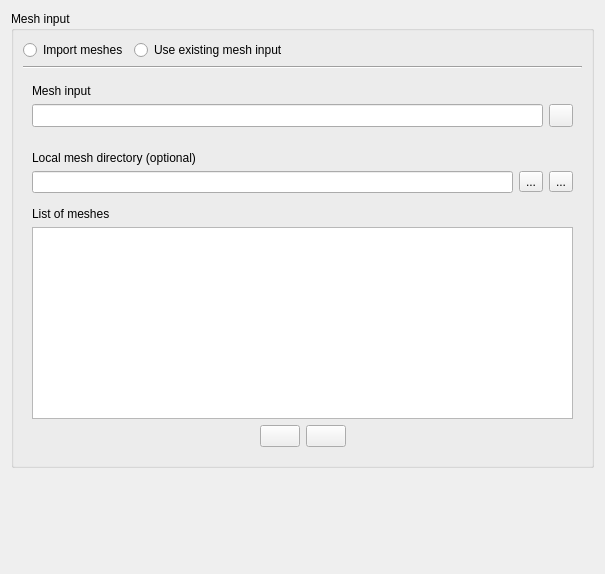
First picture: the form in gui/Pages/SolutionDomainForm.ui, repository code-saturne/code_saturne, before the edit.
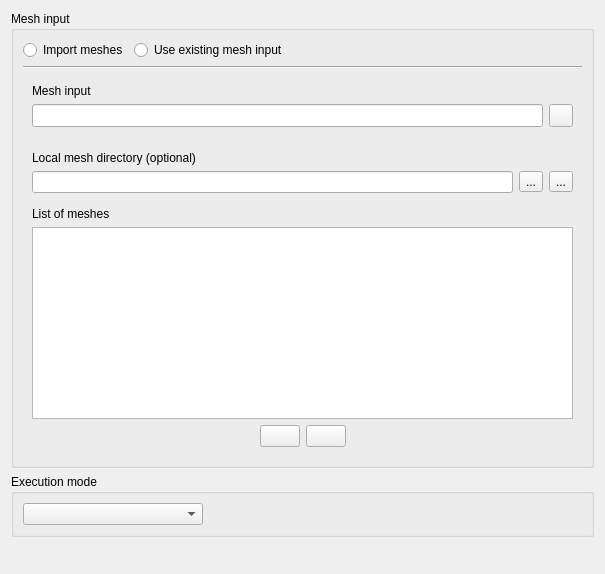
Second picture: the form after the edit. Icons and pictures are not drawn.

Commit message: GUI: remove preprocessor/calculation modes and replace by run type in Mesh page.

Diff of the .ui file:
```diff
--- a/gui/Pages/SolutionDomainForm.ui
+++ b/gui/Pages/SolutionDomainForm.ui
@@ -20,7 +20,7 @@
    <string>Form</string>
   </property>
   <layout class="QGridLayout" name="gridLayout_7">
-   <item row="1" column="0">
+   <item row="2" column="0">
     <spacer>
      <property name="orientation">
       <enum>Qt::Vertical</enum>
@@ -328,6 +328,41 @@
      </layout>
     </widget>
    </item>
+   <item row="1" column="0">
+    <widget class="QGroupBox" name="groupBox">
+     <property name="toolTip">
+      <string>&lt;html&gt;&lt;head/&gt;&lt;body&gt;&lt;p&gt;Allow running mesh import and preprocessing stages separately&lt;/p&gt;&lt;p&gt;from CFD computation, so as to check the mesh and possibly&lt;/p&gt;&lt;p&gt;modify it prior to setting up an running the main computation.&lt;/p&gt;&lt;/body&gt;&lt;/html&gt;</string>
+     </property>
+     <property name="title">
+      <string>Execution mode</string>
+     </property>
+     <layout class="QGridLayout" name="gridLayout">
+      <item row="0" column="0">
+       <widget class="QComboBox" name="comboBoxRunType">
+        <property name="minimumSize">
+         <size>
+          <width>180</width>
+          <height>0</height>
+         </size>
+        </property>
+       </widget>
+      </item>
+      <item row="0" column="1">
+       <spacer name="horizontalSpacer_2">
+        <property name="orientation">
+         <enum>Qt::Horizontal</enum>
+        </property>
+        <property name="sizeHint" stdset="0">
+         <size>
+          <width>40</width>
+          <height>20</height>
+         </size>
+        </property>
+       </spacer>
+      </item>
+     </layout>
+    </widget>
+   </item>
   </layout>
  </widget>
  <resources>
```
The commit also changes 23 other files.
